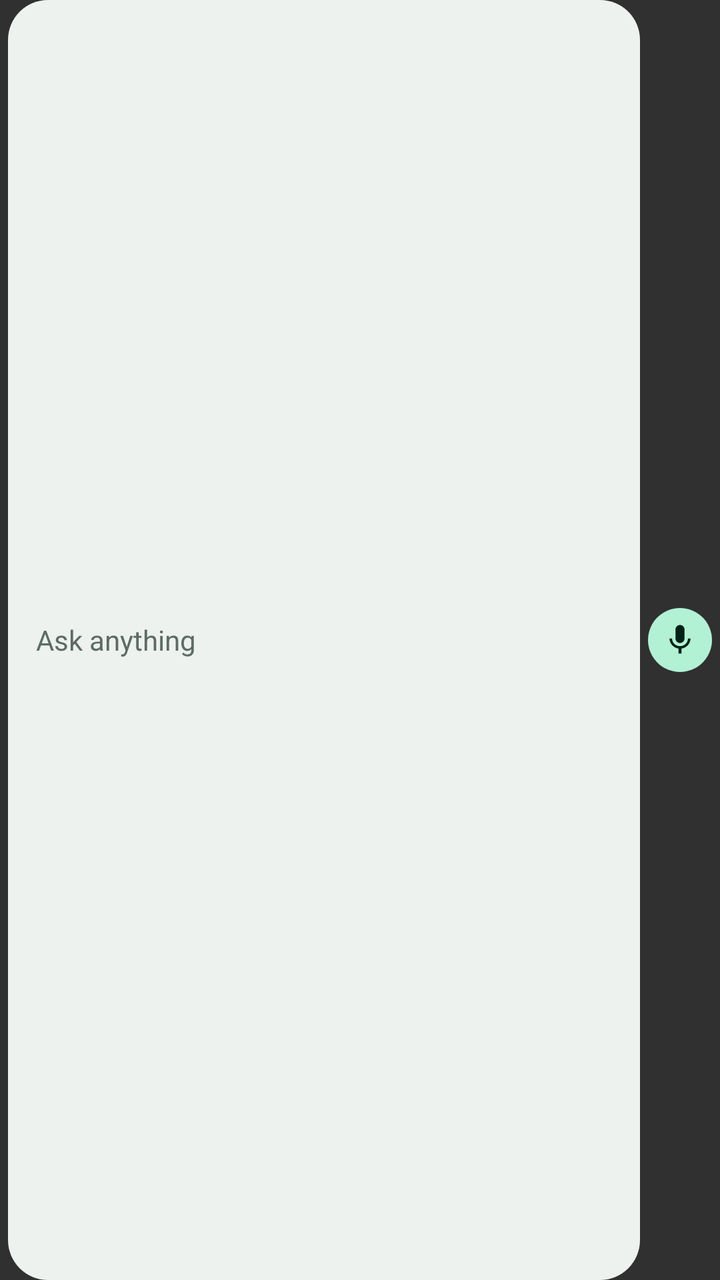
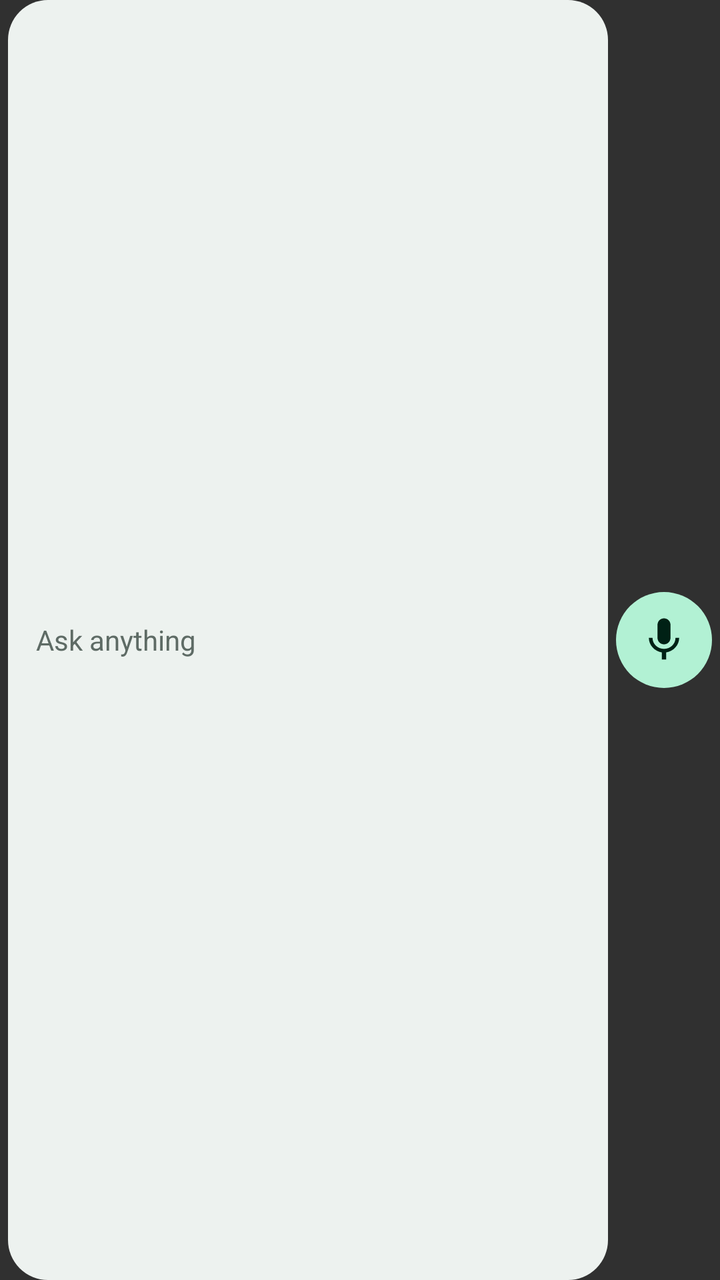

Compare the two renders of this Android layout. The source of the first and the diff that turns it into the second are given below.
<!-- AndroidManifest.xml: application theme Theme.LocalIntelligence -->
<!-- res/layout/widget_chat_search.xml -->
<?xml version="1.0" encoding="utf-8"?>
<LinearLayout xmlns:android="http://schemas.android.com/apk/res/android"
    android:layout_width="match_parent"
    android:layout_height="match_parent"
    android:gravity="center_vertical"
    android:orientation="horizontal"
    android:paddingStart="4dp"
    android:paddingEnd="4dp">

    <LinearLayout
        android:id="@+id/widget_search_bar"
        android:layout_width="0dp"
        android:layout_height="match_parent"
        android:layout_weight="1"
        android:background="@drawable/widget_search_background"
        android:gravity="center_vertical"
        android:orientation="horizontal"
        android:paddingStart="14dp"
        android:paddingEnd="8dp">

        <TextView
            android:id="@+id/widget_search_hint"
            android:layout_width="0dp"
            android:layout_height="wrap_content"
            android:layout_weight="1"
            android:ellipsize="end"
            android:maxLines="1"
            android:text="@string/ask_anything"
            android:textColor="@color/widget_search_text"
            android:textSize="14sp" />
    </LinearLayout>

    <ImageView
        android:id="@+id/widget_mic"
        android:layout_width="32dp"
        android:layout_height="32dp"
        android:layout_marginStart="4dp"
        android:background="@drawable/widget_mic_background"
        android:padding="7dp"
        android:scaleType="fitCenter"
        android:src="@drawable/ic_widget_mic" />
</LinearLayout>
<!-- resources referenced by this layout -->
<resources>
  <color name="widget_search_text">#5E6B65</color>
  <!-- drawable ic_widget_mic (drawable) -->
  <?xml version="1.0" encoding="utf-8"?>
  <vector xmlns:android="http://schemas.android.com/apk/res/android"
      android:width="24dp"
      android:height="24dp"
      android:viewportWidth="24"
      android:viewportHeight="24">
      <path
          android:fillColor="@color/widget_mic_icon"
          android:pathData="M12,14c1.66,0 3,-1.34 3,-3V5c0,-1.66 -1.34,-3 -3,-3S9,3.34 9,5v6c0,1.66 1.34,3 3,3zM17.3,11c0,3 -2.54,5.1 -5.3,5.1S6.7,14 6.7,11H5c0,3.41 2.72,6.23 6,6.72V21h2v-3.28c3.28,-0.48 6,-3.3 6,-6.72h-1.7z" />
  </vector>
  <!-- drawable widget_mic_background (drawable) -->
  <?xml version="1.0" encoding="utf-8"?>
  <shape xmlns:android="http://schemas.android.com/apk/res/android" android:shape="oval">
      <solid android:color="@color/widget_mic_background" />
  </shape>
  <!-- drawable widget_search_background (drawable) -->
  <?xml version="1.0" encoding="utf-8"?>
  <shape xmlns:android="http://schemas.android.com/apk/res/android" android:shape="rectangle">
      <solid android:color="@color/widget_search_background" />
      <corners android:radius="20dp" />
  </shape>
  <string name="ask_anything">Ask anything</string>
  <style name="Theme.LocalIntelligence" parent="android:Theme.Material.NoActionBar" />
  <color name="widget_mic_icon">#002115</color>
  <color name="widget_mic_background">#B2F1D4</color>
  <color name="widget_search_background">#EDF2EF</color>
</resources>

<!-- the commit's change to res/layout/widget_chat_search.xml (unified diff, before → after) -->
@@ -32,11 +32,11 @@
 
     <ImageView
         android:id="@+id/widget_mic"
-        android:layout_width="32dp"
-        android:layout_height="32dp"
+        android:layout_width="48dp"
+        android:layout_height="48dp"
         android:layout_marginStart="4dp"
         android:background="@drawable/widget_mic_background"
-        android:padding="7dp"
+        android:padding="11dp"
         android:scaleType="fitCenter"
         android:src="@drawable/ic_widget_mic" />
 </LinearLayout>
